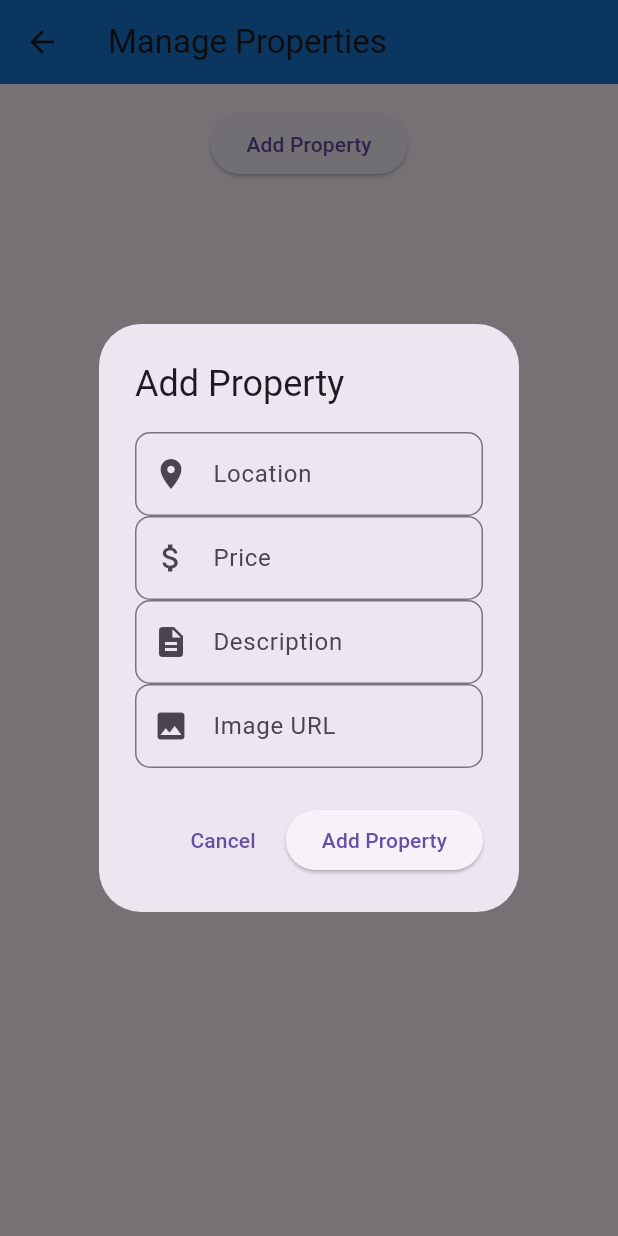
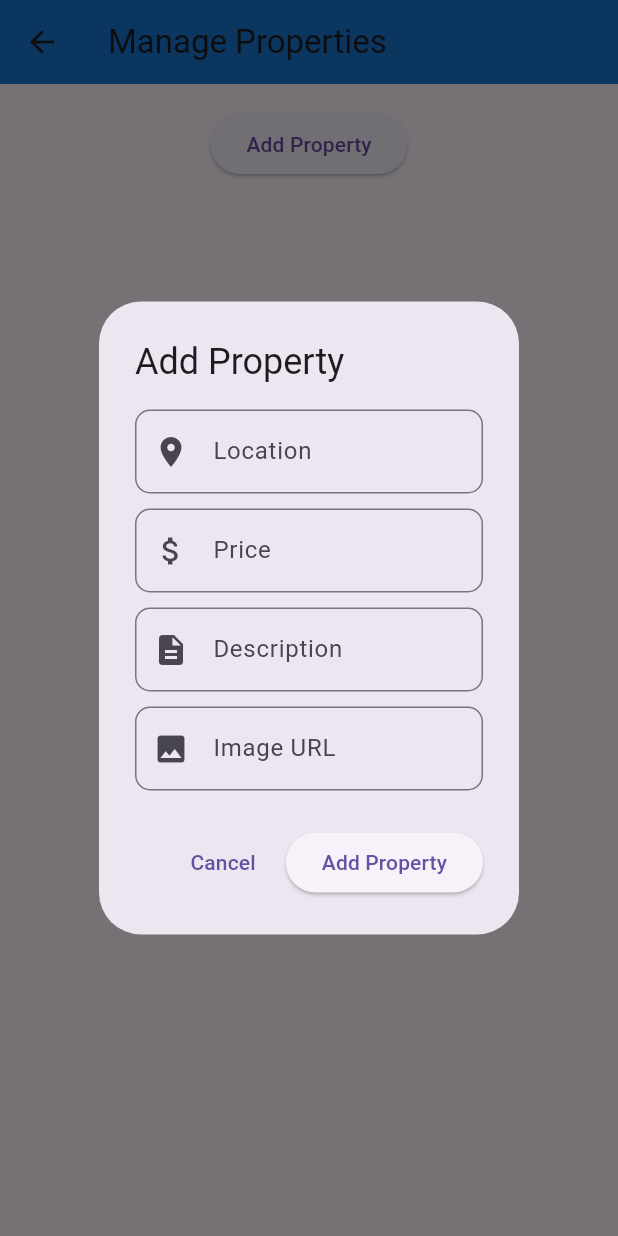
Before and after one commit to 0xgabrielpro/rentguardapp, a Flutter app: the ManagePropertiesScreen screen opened directly, after a tap on "Add Property", on a phone screen of 412 x 824 dp. Run offline on Flutter 3.47's test engine with Material 3 defaults, Android fonts, the phone set to English and light mode, and no system bars; our stand-ins replace shared_preferences; accounts and stored records are empty.

Commit message:
more space

```diff
--- a/lib/screens/manage_properties_screen.dart
+++ b/lib/screens/manage_properties_screen.dart
@@ -205,6 +205,7 @@ class _ManagePropertiesScreenState extends State<ManagePropertiesScreen> {
                                   return null;
                                 },
                               ),
+                              const SizedBox(height: 10),
                               CommonInputField(
                                 controller: _priceController,
                                 labelText: 'Price',
@@ -217,6 +218,7 @@ class _ManagePropertiesScreenState extends State<ManagePropertiesScreen> {
                                   return null;
                                 },
                               ),
+                              const SizedBox(height: 10),
                               CommonInputField(
                                 controller: _descriptionController,
                                 labelText: 'Description',
@@ -228,6 +230,7 @@ class _ManagePropertiesScreenState extends State<ManagePropertiesScreen> {
                                   return null;
                                 },
                               ),
+                      	      const SizedBox(height: 10),
                               CommonInputField(
                                 controller: _imageController,
                                 labelText: 'Image URL',
```
